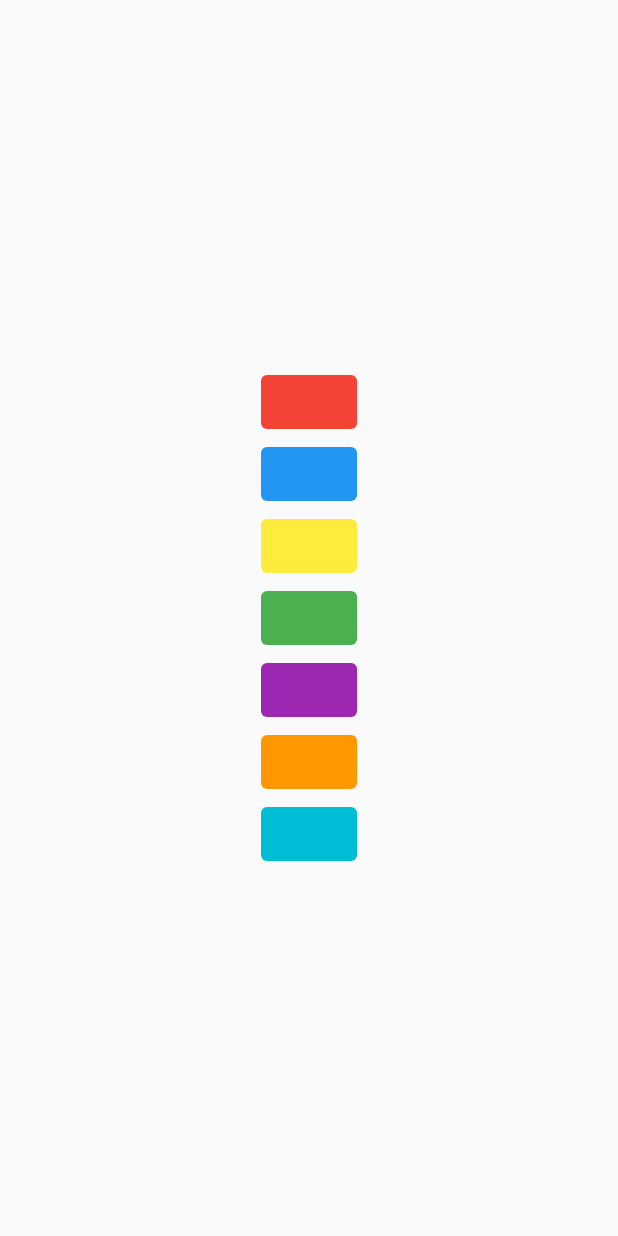
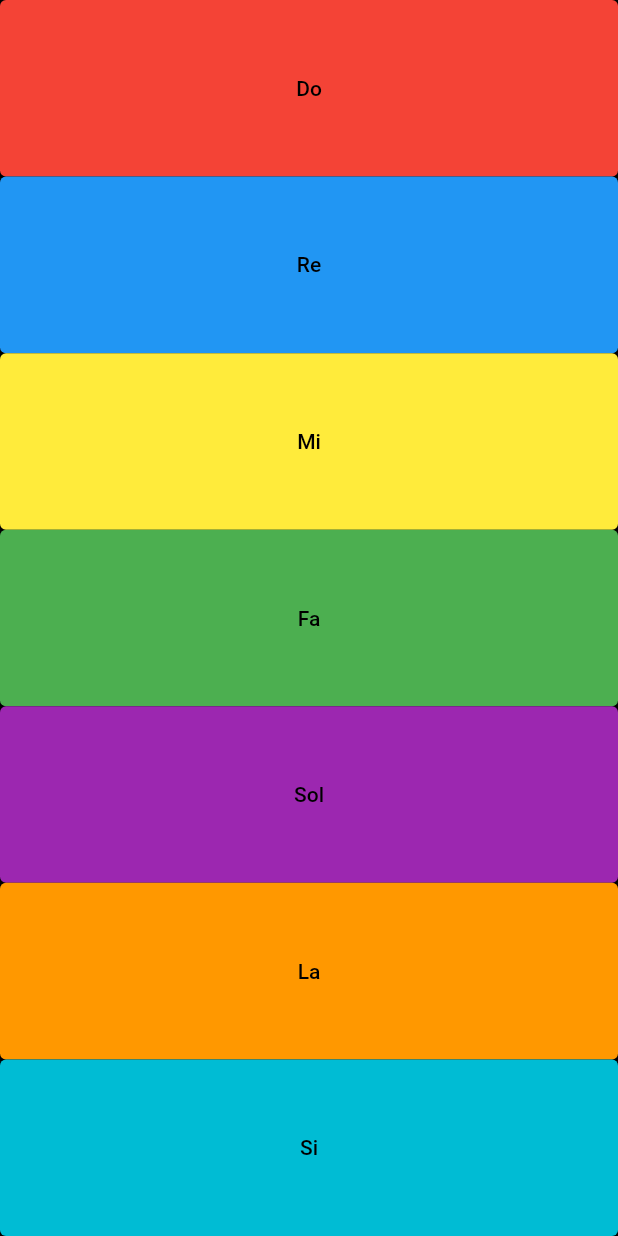
Before and after one commit to Raziem21/Xilophone_project3, a Flutter app: the screen it shows after launch, on a phone screen of 412 x 824 dp. Run offline on Flutter 3.47's test engine with Material 2 defaults, Android fonts, the light colour scheme and no system bars; our stand-ins replace audioplayers.

Commit message:
final app

```diff
--- a/lib/buttonNote.dart
+++ b/lib/buttonNote.dart
@@ -4,12 +4,14 @@ import 'package:audioplayers/audioplayers.dart';
 class ButtonNote extends StatelessWidget {
   final String pathNote;
   final Color? buttonColor;
+  final String note;
 
-  ButtonNote(this.pathNote, this.buttonColor);
+  ButtonNote(this.pathNote, this.buttonColor, this.note);
 
   @override
   Widget build(BuildContext context) {
-    return TextButton(
+    return Expanded(
+      child: TextButton(
         style: ButtonStyle(
           backgroundColor: MaterialStatePropertyAll(buttonColor),
         ),
@@ -17,7 +19,8 @@ class ButtonNote extends StatelessWidget {
           final player = AudioPlayer();
           player.play(AssetSource(pathNote));
         },
-      child: SizedBox(),
+        child: Text(note, style: const TextStyle(color: Colors.black),),
+      ),
     );
   }
 }
--- a/lib/main.dart
+++ b/lib/main.dart
@@ -23,20 +23,23 @@ class Xilophone extends StatelessWidget {
   @override
   Widget build(BuildContext context) {
     return Scaffold(
+      backgroundColor: Colors.black,
       body: SafeArea(
         child: Center(
-            child: Column(
-              mainAxisAlignment: MainAxisAlignment.center,
-          children: [
-            ButtonNote("note1.wav", Colors.red),
-            ButtonNote("note2.wav", Colors.blue),
-            ButtonNote("note3.wav", Colors.yellow),
-            ButtonNote("note4.wav", Colors.green),
-            ButtonNote("note5.wav", Colors.purple),
-            ButtonNote("note6.wav", Colors.orange),
-            ButtonNote("note7.wav", Colors.cyan),
-          ],
-        )),
+          child: Column(
+            crossAxisAlignment: CrossAxisAlignment.stretch,
+            mainAxisAlignment: MainAxisAlignment.center,
+            children: [
+              ButtonNote("note1.wav", Colors.red, "Do"),
+              ButtonNote("note2.wav", Colors.blue, "Re"),
+              ButtonNote("note3.wav", Colors.yellow, "Mi"),
+              ButtonNote("note4.wav", Colors.green, "Fa"),
+              ButtonNote("note5.wav", Colors.purple, "Sol"),
+              ButtonNote("note6.wav", Colors.orange, "La"),
+              ButtonNote("note7.wav", Colors.cyan, "Si"),
+            ],
+          ),
+        ),
       ),
     );
   }
```
Lines whose indentation alone changed are shown as unchanged.
